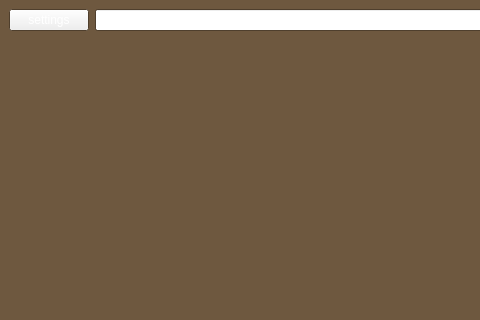
Above: mainwindow.ui from Narbor2007/TypeReadApp before the change; both pictures show x 0 to 480 and y 0 to 320 of the 1055 by 436 pixel window. Below: the same form after it.
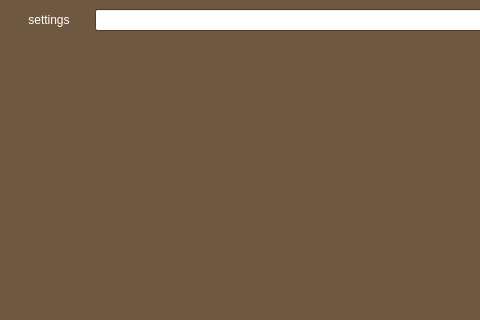
That is the form after the change.

The edit to the form file:
```diff
--- a/mainwindow.ui
+++ b/mainwindow.ui
@@ -68,6 +68,9 @@
      <layout class="QHBoxLayout" name="horizontalLayout">
       <item>
        <widget class="QPushButton" name="settingsButton">
+        <property name="enabled">
+         <bool>true</bool>
+        </property>
         <property name="palette">
          <palette>
           <active>
@@ -104,6 +107,12 @@
           <height>20</height>
          </size>
         </property>
+        <property name="default">
+         <bool>false</bool>
+        </property>
+        <property name="flat">
+         <bool>true</bool>
+        </property>
        </widget>
       </item>
       <item>
```
